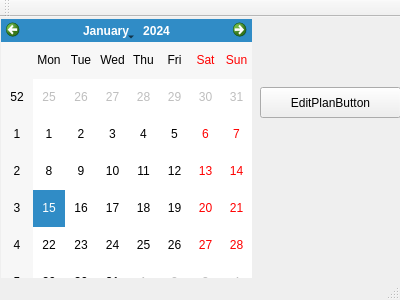
RedChiken/Calendar, file Qt_Calendar/Calendar/calendar_main.ui: the form before one commit.
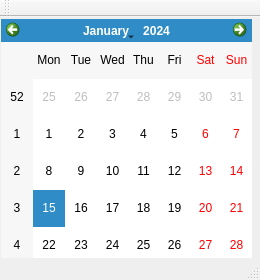
The form after the commit.

The edit to the form file:
```diff
--- a/Qt_Calendar/Calendar/calendar_main.ui
+++ b/Qt_Calendar/Calendar/calendar_main.ui
@@ -6,30 +6,14 @@
    <rect>
     <x>0</x>
     <y>0</y>
-    <width>400</width>
-    <height>300</height>
+    <width>260</width>
+    <height>280</height>
    </rect>
   </property>
   <property name="windowTitle">
    <string>Calendar_main</string>
   </property>
   <widget class="QWidget" name="centralWidget">
-   <widget class="QPushButton" name="EditPlanButton">
-    <property name="geometry">
-     <rect>
-      <x>260</x>
-      <y>70</y>
-      <width>141</width>
-      <height>31</height>
-     </rect>
-    </property>
-    <property name="text">
-     <string>EditPlanButton</string>
-    </property>
-    <property name="autoDefault">
-     <bool>false</bool>
-    </property>
-   </widget>
    <widget class="QCalendarWidget" name="calendarWidget">
     <property name="geometry">
      <rect>
```
Left out of the diff: 2 changed lines with no effect on the pictures.
